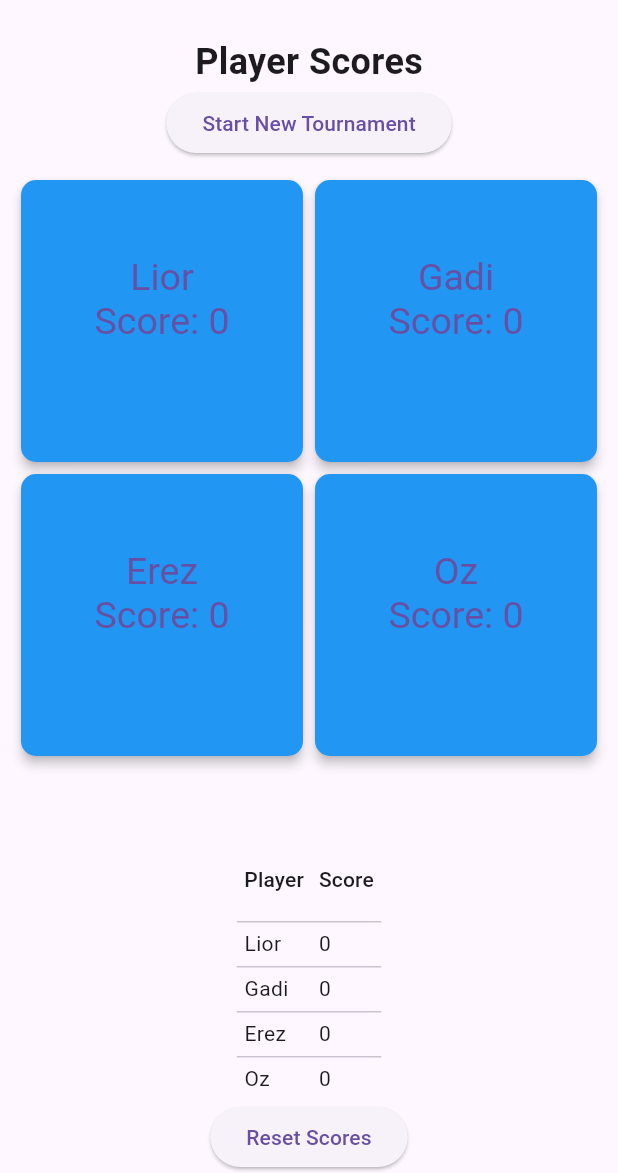
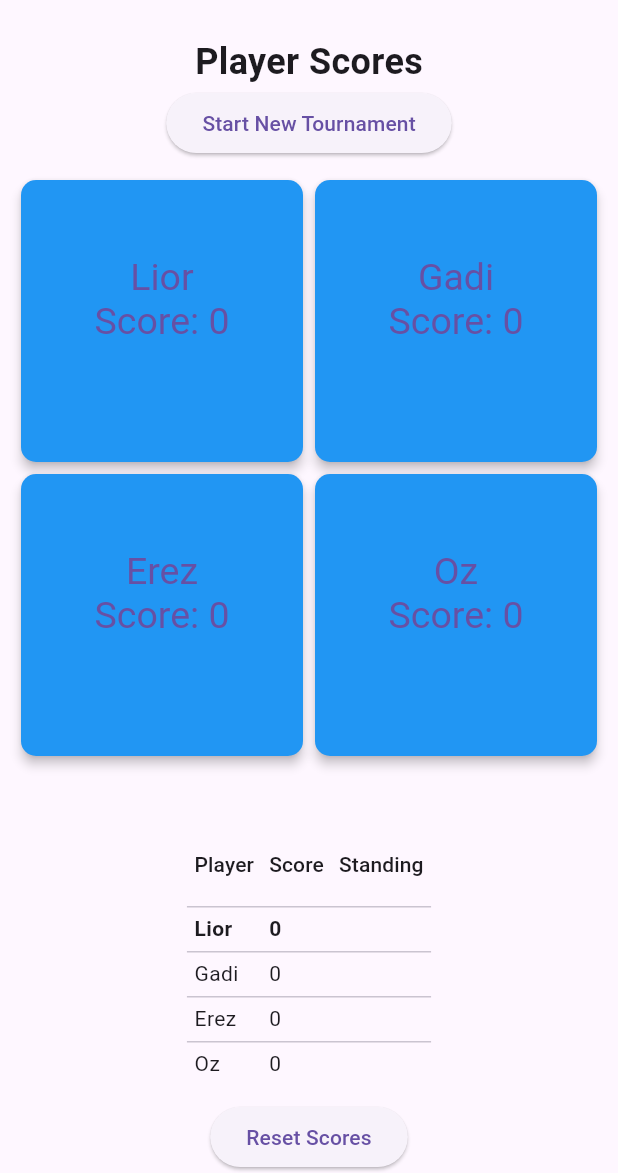
Before and after one commit to liorse/testing_flutter, a Flutter app: the screen it shows after launch, on a phone screen of 412 x 824 dp, the part 63-1236 px from its top. Run offline on Flutter 3.47's test engine with Material 3 defaults, Android fonts, the phone set to English and light mode, and no system bars.

Commit message:
final deployable version

```diff
--- a/lib/main.dart
+++ b/lib/main.dart
@@ -132,11 +132,7 @@ class ScoreTrackerState extends State<ScoreTracker> {
               }).toList(),
             ),
           ),
-          Align(
-            alignment: Alignment.bottomCenter,
-            child: Column(
-              mainAxisSize: MainAxisSize.min,
-              children: [
+          const SizedBox(height: 10), // Add some space between the grid and the table
           SingleChildScrollView(
             child: DataTable(
               columnSpacing: 10.0, // Reduced column spacing
@@ -145,26 +141,36 @@ class ScoreTrackerState extends State<ScoreTracker> {
               columns: const [
                 DataColumn(label: Text('Player')),
                 DataColumn(label: Text('Score')),
+                DataColumn(label: Text('Standing')),
               ],
               rows: sortedPlayers.map((player) {
+                bool isFirst = sortedPlayers.indexOf(player) == 0;
                 return DataRow(
                   cells: [
-                          DataCell(Text(player)),
-                          DataCell(Text(scores[player].toString())),
+                    DataCell(Text(
+                      player,
+                      style: isFirst ? const TextStyle(fontWeight: FontWeight.bold) : null,
+                    )),
+                    DataCell(Text(
+                      scores[player].toString(),
+                      style: isFirst ? const TextStyle(fontWeight: FontWeight.bold) : null,
+                    )),
+                    DataCell(Text(
+                      places[player] ?? '',
+                      style: isFirst ? const TextStyle(fontWeight: FontWeight.bold) : null,
+                    )),
                   ],
                 );
               }).toList(),
             ),
           ),
+          const SizedBox(height: 10), // Add some space between the table and the button
           ElevatedButton(
             onPressed: resetScores,
             child: const Text('Reset Scores'),
           ),
         ],
       ),
-          ),
-        ],
-      ),
     );
   }
 }
```
Lines whose indentation alone changed are shown as unchanged.
